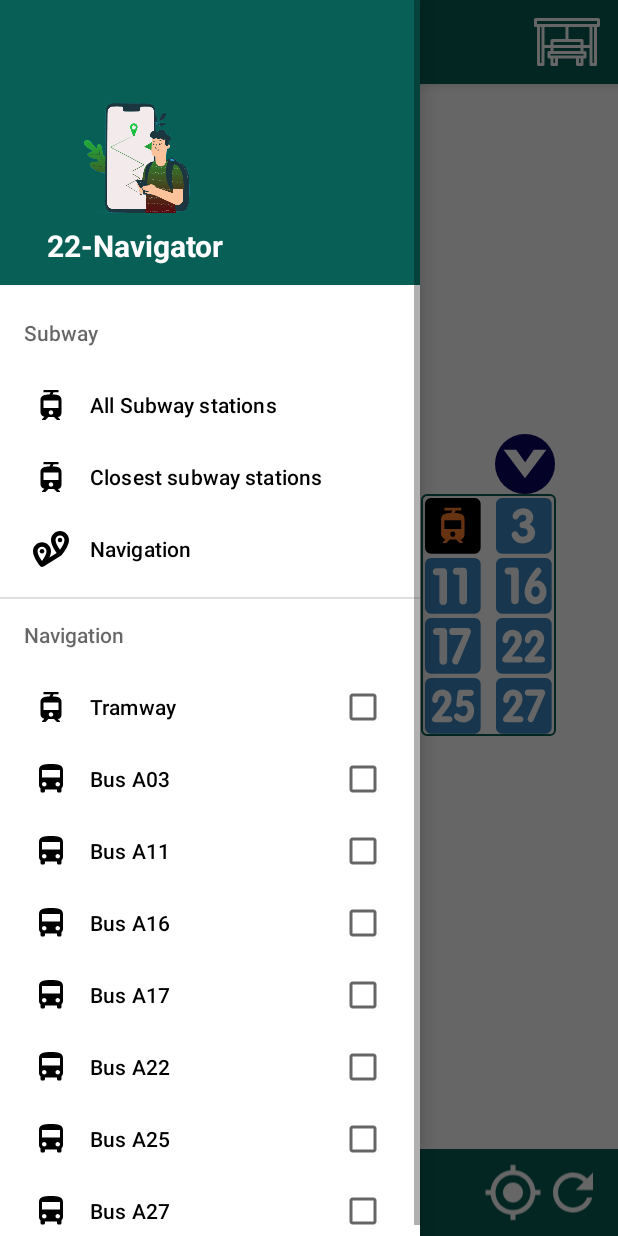
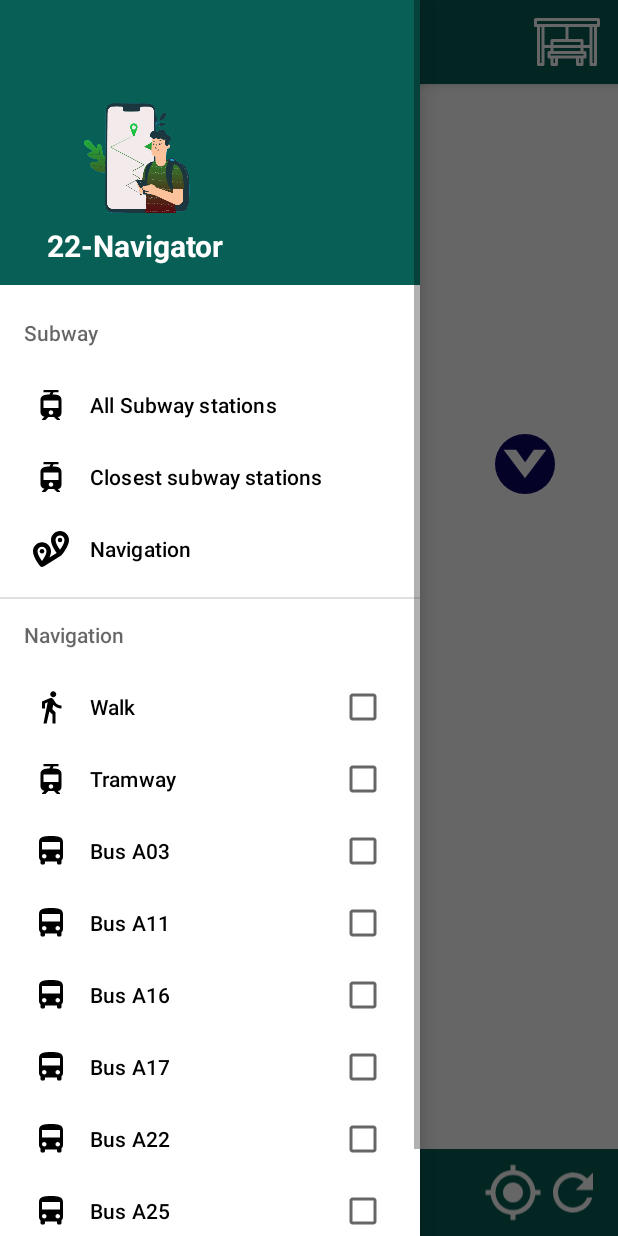
Before and after one commit to a-melouk/Navigator-22, an Android app: the screen it shows after launch (MainActivity), with the side drawer open, on a phone screen of 412 x 824 dp. Run offline under Robolectric (Android 15) with nearby library versions, the phone set to English and light mode, and no system bars; libraries missing offline, so code that uses them is left out: org.osmdroid.bonuspack, org.osmdroid.events, org.osmdroid.tileprovider, org.osmdroid.util, org.osmdroid.views; plain views replace MapView; 28 statements that could not run were skipped.

Commit message:
Hide ListViews on Submit

```diff
--- a/app/src/main/java/com/esi/navigator_22/MainActivity.java
+++ b/app/src/main/java/com/esi/navigator_22/MainActivity.java
@@ -510,8 +510,6 @@ public class MainActivity extends AppCompatActivity implements NavigationView.On
         walk.setOnClickListener(v -> {
             walk.setBackground(ContextCompat.getDrawable(getApplicationContext(), R.drawable.gradient));
             walk.setSelected(true);
-
-
             car.setSelected(false);
             car.setBackground(null);
             tram.setSelected(false);
@@ -523,8 +521,6 @@ public class MainActivity extends AppCompatActivity implements NavigationView.On
         tram.setOnClickListener(v -> {
             tram.setBackground(ContextCompat.getDrawable(getApplicationContext(), R.drawable.gradient));
             tram.setSelected(true);
-
-
             car.setSelected(false);
             car.setBackground(null);
             walk.setSelected(false);
@@ -536,8 +532,6 @@ public class MainActivity extends AppCompatActivity implements NavigationView.On
         bus.setOnClickListener(v -> {
             bus.setBackground(ContextCompat.getDrawable(getApplicationContext(), R.drawable.gradient));
             bus.setSelected(true);
-
-
             car.setSelected(false);
             car.setBackground(null);
             tram.setSelected(false);
@@ -549,7 +543,6 @@ public class MainActivity extends AppCompatActivity implements NavigationView.On
         car.setOnClickListener(v -> {
             car.setBackground(ContextCompat.getDrawable(getApplicationContext(), R.drawable.gradient));
             car.setSelected(true);
-
             walk.setSelected(false);
             walk.setBackground(null);
             tram.setSelected(false);
@@ -623,7 +616,6 @@ public class MainActivity extends AppCompatActivity implements NavigationView.On
                     public void onMarkerDragEnd(Marker marker) {
                         markerRouting.setVisible(false);
                         navigation(currentLocation, marker.getPosition(), "tramway");
-
                     }
 
                     @Override
@@ -911,8 +903,6 @@ public class MainActivity extends AppCompatActivity implements NavigationView.On
             } else {
             }
         });
-
-
     }
 
     public void navigation(GeoPoint src, GeoPoint dst, String mean) {
@@ -951,7 +941,9 @@ public class MainActivity extends AppCompatActivity implements NavigationView.On
                     if (path.get(k).name.equals(stationsTramway.get(i).nomFr))
                         result.add(stationsTramway.get(i));
 
-        } else if (mean.equals("A03")) {
+        }
+        //
+        else if (mean.equals("A03")) {
 
             g.getVertices().clear();
             g.edges.clear();
@@ -1023,9 +1015,7 @@ public class MainActivity extends AppCompatActivity implements NavigationView.On
         }
         //
         else if (mean.equals("A27")) {
-
             result = busNavigation(src, dst, stationsBus27);
-
         }
         //
         else if (mean.equals("All")) {
@@ -1033,7 +1023,6 @@ public class MainActivity extends AppCompatActivity implements NavigationView.On
             destination = new Vertex("Destination");
             g.edges.clear();
             g.getVertices().clear();
-//                                         gh  adn bhmd env drt  nima cmps fer  sog  adl  dji  wim  dai  hb  rad  mtr adda amr  4   jrdn sud
 
             for (int i = 0; i < allStations.size(); i++) {
                 g.addVertex(allStations.get(i).numero);
@@ -1049,6 +1038,7 @@ public class MainActivity extends AppCompatActivity implements NavigationView.On
                 }
             }
             ArrayList<Edge> temp = new ArrayList<>();
+            //                             gh  adn bhmd env drt  nima cmps fer  sog  adl  dji  wim  dai  hb  rad  mtr adda amr  4   jrdn sud
             int[] tramwayTimes = new int[]{105, 94, 98, 224, 100, 100, 95, 200, 120, 110, 150, 145, 120, 122, 85, 103, 78, 87, 110, 130, 130};
 
             for (int i = 0; i < g.edges.size(); i++) {
@@ -1056,7 +1046,6 @@ public class MainActivity extends AppCompatActivity implements NavigationView.On
                     int sourceName = Integer.parseInt(g.edges.get(i).source.name);
                     int targetName = Integer.parseInt(g.edges.get(i).target.name);
                     int diff = sourceName - targetName;
-//                Log.d("MatriceGraph2",src+" | "+dst);
                     for (int j = 0; j < stationsTramway.size() - 1; j++) {
                         if (sourceName == Integer.parseInt(stationsTramway.get(j).numero) && targetName == Integer.parseInt(stationsTramway.get(j + 1).numero) && Math.abs(diff) == 1) {
                             Log.d("MatriceGraph3", stationsTramway.get(j).numero + " | " + stationsTramway.get(j + 1).numero + " | " + tramwayTimes[j]);
@@ -1077,14 +1066,12 @@ public class MainActivity extends AppCompatActivity implements NavigationView.On
             addBusNavigation(stationsBus22);
             addBusNavigation(stationsBus25);
             addBusNavigation(stationsBus27);
+
             path = g.affichage(g, g.getVertex(7), g.getVertex(86));
-
-
             for (int k = 1; k < path.size() - 1; k++)
                 for (int i = 0; i < allStations.size(); i++)
                     if (path.get(k).name.equals(allStations.get(i).nomFr))
                         result.add(allStations.get(i));
-
         }
         if (result.size() > 0) {
 
@@ -1105,21 +1092,25 @@ public class MainActivity extends AppCompatActivity implements NavigationView.On
             }
             fetchRoute(src, result.get(0).coordonnees, true);
             fetchRoute(dst, result.get(result.size() - 1).coordonnees, true);
-            addDestination(dst, "From current to destination: " + "\n" + (int)Math.round(g.cost(g, source, destination)/60) + "minutes");
-
-            addSource(src, "From current location to " + result.get(0).nomFr + ":\n" + (int)Math.round(g.cost(g, source, path.get(1))));
-
+            addSource(src, "From current location to " + result.get(0).nomFr + ":\n" + (int) Math.round(g.cost(g, source, path.get(1))));
+
+            //1ère station to Size()-1
             for (int i = 0; i < result.size() - 1; i++) {
                 if (result.get(i).type.equals("tramway"))
-                    addPin(result.get(i).coordonnees, path.get(i + 1).name + " to " + path.get(i + 2).name + ":\n" + (int)Math.round(g.cost(g, path.get(i + 1), path.get(i + 2))), "tramway");
+                    addPin(result.get(i).coordonnees, path.get(i + 1).name + " to " + path.get(i + 2).name + ":\n" + (int) Math.round(g.cost(g, path.get(i + 1), path.get(i + 2))), "tramway");
                 else
-                    addPin(result.get(i).coordonnees, path.get(i + 1).name + " to " + path.get(i + 2).name + ":\n" + (int)Math.round(g.cost(g, path.get(i + 1), path.get(i + 2))), "bus");
-            }
+                    addPin(result.get(i).coordonnees, path.get(i + 1).name + " to " + path.get(i + 2).name + ":\n" + (int) Math.round(g.cost(g, path.get(i + 1), path.get(i + 2))), "bus");
+            }
+
+            //Dernière station to Destination
             if (result.get(result.size() - 1).type.equals("tramway"))
                 addPin(result.get(result.size() - 1).coordonnees, path.get(path.size() - 2).name + " to " + path.get(path.size() - 1).name + ":\n" +
-                        (int)Math.round(g.cost(g, path.get(path.size() - 2), path.get(path.size() - 1))), "tramway");
-            else addPin(result.get(result.size() - 1).coordonnees, path.get(path.size() - 2).name + " to " + path.get(path.size() - 1).name + ":\n" +
-                    (int)Math.round(g.cost(g, path.get(path.size() - 2), path.get(path.size() - 1))), "bus");
+                        (int) Math.round(g.cost(g, path.get(path.size() - 2), path.get(path.size() - 1))), "tramway");
+            else
+                addPin(result.get(result.size() - 1).coordonnees, path.get(path.size() - 2).name + " to " + path.get(path.size() - 1).name + ":\n" +
+                        (int) Math.round(g.cost(g, path.get(path.size() - 2), path.get(path.size() - 1))), "bus");
+
+            addDestination(dst, "From current to destination: " + "\n" + (int) Math.round(g.cost(g, source, destination) / 60) + "minutes");
         }
         //
         else {
@@ -1247,6 +1238,8 @@ public class MainActivity extends AppCompatActivity implements NavigationView.On
         searchStations.setOnQueryTextListener(new SearchView.OnQueryTextListener() {
             @Override
             public boolean onQueryTextSubmit(String query) {
+
+
                 return false;
             }
 
@@ -1302,7 +1295,9 @@ public class MainActivity extends AppCompatActivity implements NavigationView.On
         pointSource.setOnQueryTextListener(new SearchView.OnQueryTextListener() {
             @Override
             public boolean onQueryTextSubmit(String query) {
-
+                navigationSource.setVisibility(View.INVISIBLE);
+                searchStations.setVisibility(View.INVISIBLE);
+                navigationDestination.setVisibility(View.INVISIBLE);
 
                 return false;
             }
@@ -1352,6 +1347,10 @@ public class MainActivity extends AppCompatActivity implements NavigationView.On
         pointDestination.setOnQueryTextListener(new SearchView.OnQueryTextListener() {
             @Override
             public boolean onQueryTextSubmit(String query) {
+
+                navigationSource.setVisibility(View.INVISIBLE);
+                searchStations.setVisibility(View.INVISIBLE);
+                navigationDestination.setVisibility(View.INVISIBLE);
                 return false;
             }
 
--- a/app/src/main/res/drawable/rounded_lignes.xml
+++ b/app/src/main/res/drawable/rounded_lignes.xml
@@ -2,9 +2,9 @@
 <shape xmlns:android="http://schemas.android.com/apk/res/android">
 
     <stroke
-        android:width="1dp"
+        android:width="2dp"
         android:color="@color/primary" />
-    <corners android:radius="3dp" />
+    <corners android:radius="4dp" />
     <padding
         android:bottom="0dp"
         android:left="0dp"
--- a/app/src/main/res/layout/map.xml
+++ b/app/src/main/res/layout/map.xml
@@ -96,7 +96,7 @@
         android:layout_height="wrap_content"
         android:background="@drawable/rounded_lignes"
         android:orientation="horizontal"
-        android:visibility="visible"
+        android:visibility="invisible"
         app:layout_constraintEnd_toEndOf="@id/verGuideline90"
         app:layout_constraintTop_toTopOf="@id/horGuideline40">
 
--- a/app/src/main/res/menu/menu.xml
+++ b/app/src/main/res/menu/menu.xml
@@ -25,13 +25,24 @@
     <item
         android:id="@+id/test"
         android:title="Navigation">
+
+
         <menu>
+            <item
+                android:id="@+id/WALK"
+                android:icon="@drawable/icon_walk"
+                android:title="Walk"
+                app:actionViewClass="android.widget.CheckBox" />
 
             <item
                 android:id="@+id/TRAMWAY"
                 android:icon="@drawable/icon_tram"
                 android:title="Tramway"
                 app:actionViewClass="android.widget.CheckBox" />
+            <item
+                android:id="@+id/les_bus"
+                android:title="Bus">
+
 
                     <item
                         android:id="@+id/BUSA03"
@@ -68,6 +79,13 @@
                         android:icon="@drawable/icon_bus"
                         android:title="Bus A27"
                         app:actionViewClass="android.widget.CheckBox" />
-        </menu>
+
+
             </item>
         </menu>
+
+
+    </item>
+
+
+</menu>
```
Lines whose indentation alone changed are shown as unchanged.
